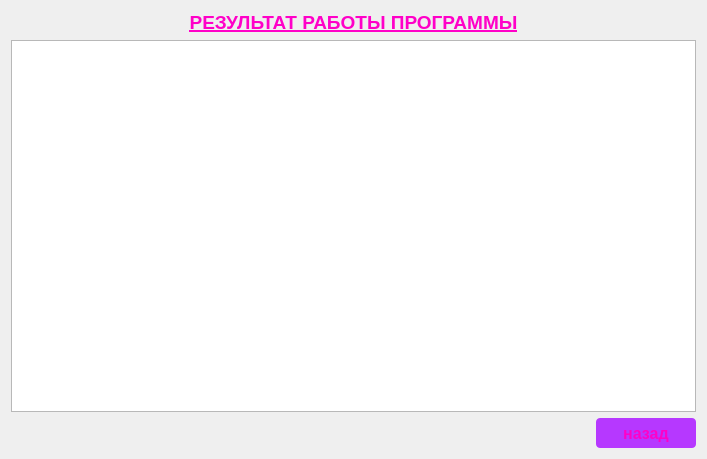
Qt form result.ui (Dm1tryb1t/HW3) before a commit.
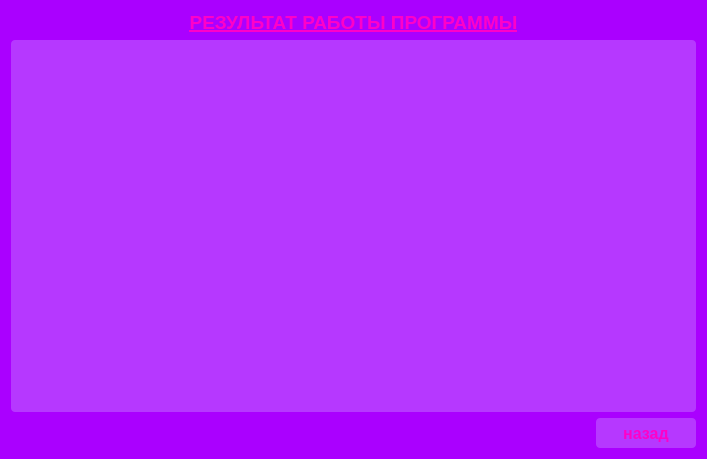
The same form after that commit. Icons and pictures are not drawn.

The edit to the form file:
```diff
--- a/result.ui
+++ b/result.ui
@@ -10,20 +10,42 @@
     <height>459</height>
    </rect>
   </property>
+  <property name="font">
+   <font>
+    <hintingpreference>PreferDefaultHinting</hintingpreference>
+   </font>
+  </property>
+  <property name="contextMenuPolicy">
+   <enum>Qt::DefaultContextMenu</enum>
+  </property>
+  <property name="acceptDrops">
+   <bool>true</bool>
+  </property>
   <property name="windowTitle">
    <string>Result</string>
   </property>
+  <property name="windowIcon">
+   <iconset resource="sss.qrc">
+    <normaloff>:/icons/comp.jpg</normaloff>:/icons/comp.jpg</iconset>
+  </property>
+  <property name="layoutDirection">
+   <enum>Qt::LeftToRight</enum>
+  </property>
   <property name="autoFillBackground">
    <bool>false</bool>
   </property>
   <property name="styleSheet">
-   <string notr="true">QWidget {
-background:url(:/icons/fon.png);
-/*background-position:center center;*/
-background-repeat: no-repeat;
+   <string notr="true">QWidget{
+/*background-image: url(:/icons/fon.png);
+background-position: center center;
+background-repeat: no-repeat;*/
+background-color: rgb(170, 0, 255);
 }</string>
   </property>
   <layout class="QVBoxLayout" name="verticalLayout_2">
+   <property name="sizeConstraint">
+    <enum>QLayout::SetDefaultConstraint</enum>
+   </property>
    <item>
     <layout class="QVBoxLayout" name="verticalLayout">
      <item>
@@ -58,19 +80,23 @@
        </property>
        <property name="font">
         <font>
-         <family></family>
+         <family>10px</family>
          <pointsize>15</pointsize>
          <italic>false</italic>
-         <bold>false</bold>
+         <bold>true</bold>
         </font>
        </property>
        <property name="cursor" stdset="0">
         <cursorShape>IBeamCursor</cursorShape>
        </property>
        <property name="styleSheet">
-        <string notr="true">QTextEdit {
-	color: rgb(255, 0, 200);
-	font: semi-bold, 15px;
+        <string notr="true">QTextEdit{
+	font:bold, 10px;
+	color:rgb(81, 255, 28);
+	background-color: rgb(182, 56, 255);
+	border-radius:4;
+	placeholder-text-color: rgb(81, 255, 28);
+	/*placeholder-text-font: bold, 10px;*/
 }</string>
        </property>
        <property name="readOnly">
@@ -83,8 +109,8 @@
 hr { height: 1px; border-width: 0; }
 li.unchecked::marker { content: &quot;\2610&quot;; }
 li.checked::marker { content: &quot;\2612&quot;; }
-&lt;/style&gt;&lt;/head&gt;&lt;body style=&quot; font-family:'','15px'; font-size:15pt; font-weight:400; font-style:normal;&quot;&gt;
-&lt;p style=&quot;-qt-paragraph-type:empty; margin-top:0px; margin-bottom:0px; margin-left:0px; margin-right:0px; -qt-block-indent:0; text-indent:0px;&quot;&gt;&lt;br /&gt;&lt;/p&gt;&lt;/body&gt;&lt;/html&gt;</string>
+&lt;/style&gt;&lt;/head&gt;&lt;body style=&quot; font-family:'10px'; font-size:15pt; font-weight:700; font-style:normal;&quot;&gt;
+&lt;p style=&quot;-qt-paragraph-type:empty; margin-top:0px; margin-bottom:0px; margin-left:0px; margin-right:0px; -qt-block-indent:0; text-indent:0px; font-weight:400;&quot;&gt;&lt;br /&gt;&lt;/p&gt;&lt;/body&gt;&lt;/html&gt;</string>
        </property>
       </widget>
      </item>
```
Left out of the diff: 9 changed lines with no effect on the pictures.
